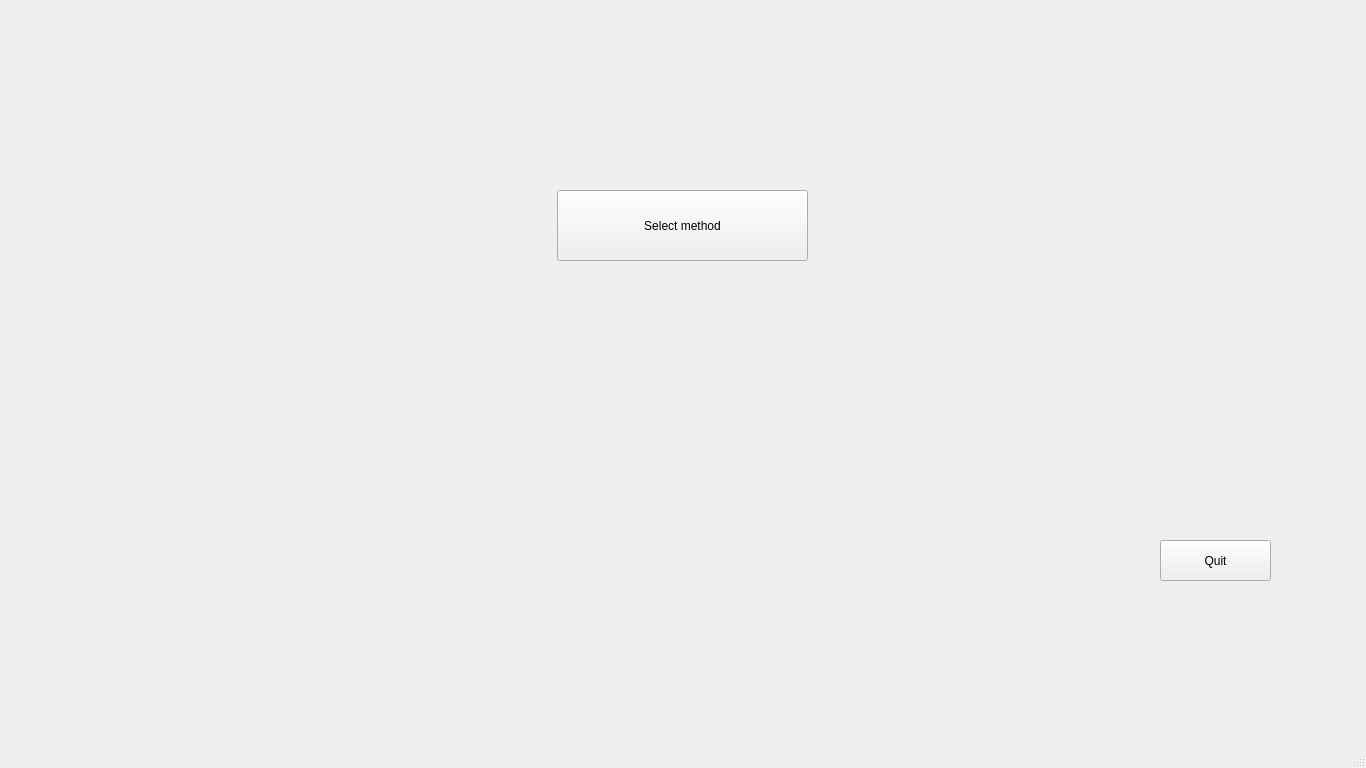
Old version of the form mainwindow.ui in the repository Wissben/SPOM.
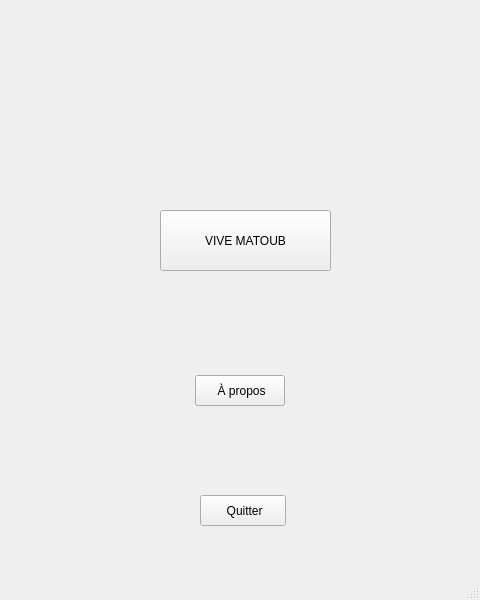
New version of the form. Icons and pictures are not drawn.

Patch:
```diff
--- a/mainwindow.ui
+++ b/mainwindow.ui
@@ -6,8 +6,8 @@
    <rect>
     <x>0</x>
     <y>0</y>
-    <width>1366</width>
-    <height>768</height>
+    <width>480</width>
+    <height>600</height>
    </rect>
   </property>
   <property name="windowTitle">
@@ -23,33 +23,64 @@
    <widget class="QPushButton" name="pushButton">
     <property name="geometry">
      <rect>
-      <x>557</x>
-      <y>190</y>
-      <width>251</width>
-      <height>71</height>
+      <x>200</x>
+      <y>495</y>
+      <width>86</width>
+      <height>31</height>
      </rect>
     </property>
-    <property name="cursor">
-     <cursorShape>ArrowCursor</cursorShape>
-    </property>
-    <property name="autoFillBackground">
-     <bool>true</bool>
-    </property>
     <property name="text">
-     <string>Select method</string>
+     <string> Quitter</string>
+    </property>
+    <property name="icon">
+     <iconset>
+      <normaloff>Resources/Cancel-26.png</normaloff>Resources/Cancel-26.png</iconset>
+    </property>
+    <property name="iconSize">
+     <size>
+      <width>20</width>
+      <height>20</height>
+     </size>
     </property>
    </widget>
    <widget class="QPushButton" name="pushButton_2">
     <property name="geometry">
      <rect>
-      <x>1160</x>
-      <y>540</y>
-      <width>111</width>
-      <height>41</height>
+      <x>195</x>
+      <y>375</y>
+      <width>90</width>
+      <height>31</height>
      </rect>
     </property>
     <property name="text">
-     <string>Quit</string>
+     <string> À propos</string>
+    </property>
+    <property name="icon">
+     <iconset>
+      <normaloff>Resources/Info-528.png</normaloff>Resources/Info-528.png</iconset>
+    </property>
+    <property name="iconSize">
+     <size>
+      <width>20</width>
+      <height>20</height>
+     </size>
+    </property>
+   </widget>
+   <widget class="QPushButton" name="pushButton_3">
+    <property name="geometry">
+     <rect>
+      <x>160</x>
+      <y>210</y>
+      <width>171</width>
+      <height>61</height>
+     </rect>
+    </property>
+    <property name="text">
+     <string>VIVE MATOUB</string>
+    </property>
+    <property name="icon">
+     <iconset>
+      <normaloff>Resources/Ok-520.png</normaloff>Resources/Ok-520.png</iconset>
     </property>
    </widget>
   </widget>
```
